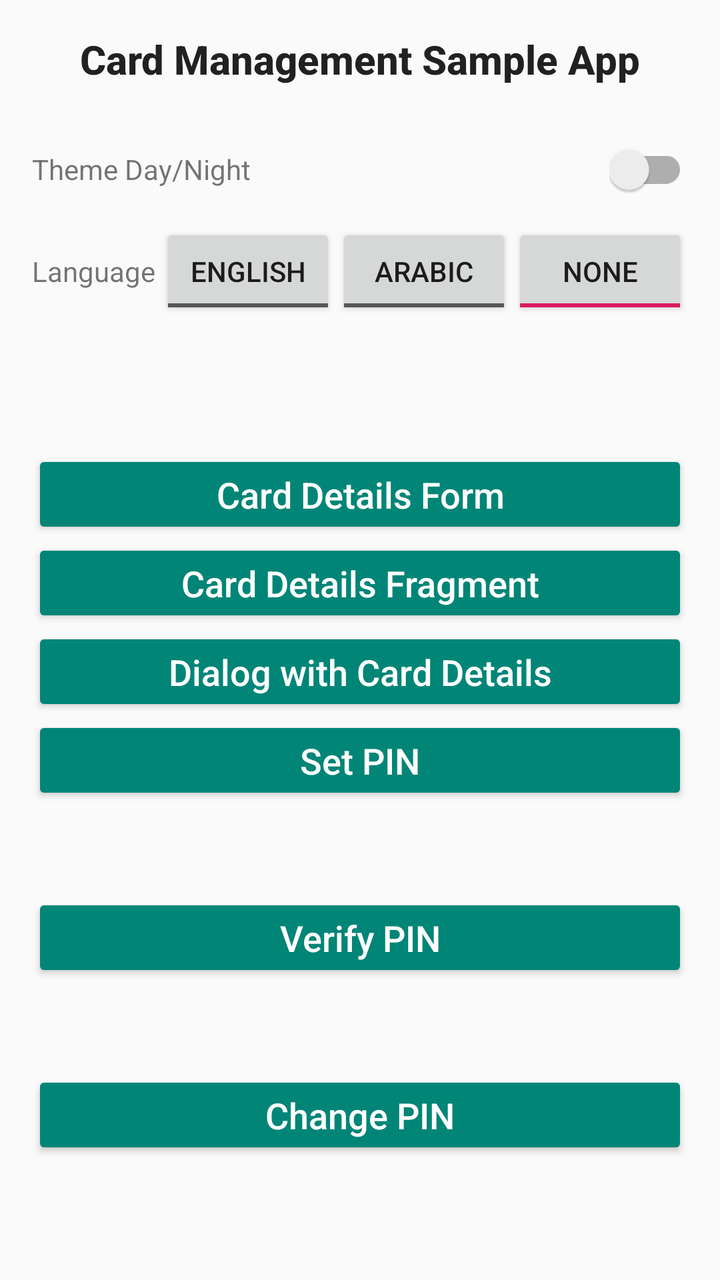
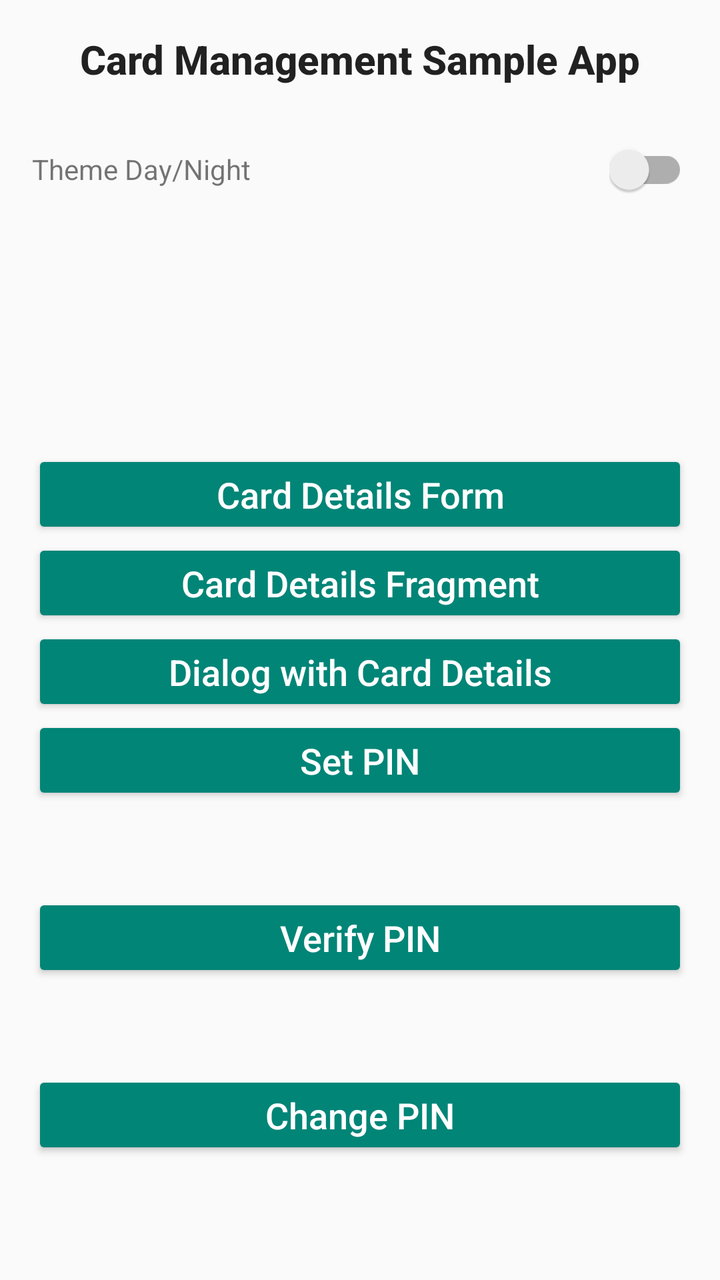

The first picture is an Android layout as it rendered before a commit; the second is the same layout after the commit. The layout source and the unified diff follow.
<!-- AndroidManifest.xml: application theme Theme.NICardManagementApp.DayNight -->
<!-- res/layout/activity_main.xml -->
<?xml version="1.0" encoding="utf-8"?>
<layout xmlns:android="http://schemas.android.com/apk/res/android"
    xmlns:app="http://schemas.android.com/apk/res-auto"
    xmlns:tools="http://schemas.android.com/tools">

    <data>
        <variable
            name="viewModel"
            type="ae.network.nicardmanagementsdk.sample.MainViewModel" />
    </data>

    <androidx.core.widget.NestedScrollView
        android:layout_width="match_parent"
        android:layout_height="match_parent"
        android:fillViewport="true">

        <androidx.constraintlayout.widget.ConstraintLayout
            android:layout_width="match_parent"
            android:layout_height="wrap_content"
            android:focusableInTouchMode="true"
            android:padding="16dp"
            tools:context="ae.network.nicardmanagementsdk.sample.MainActivity">

            <TextView
                android:id="@+id/titleTextView"
                android:layout_width="wrap_content"
                android:layout_height="wrap_content"
                android:text="@string/card_management_sample_app"
                android:textAppearance="@style/TextAppearance.AppCompat.Title"
                android:textStyle="bold"
                app:layout_constraintEnd_toEndOf="parent"
                app:layout_constraintHorizontal_bias="0.5"
                app:layout_constraintStart_toStartOf="parent"
                app:layout_constraintTop_toTopOf="parent" />

            <androidx.recyclerview.widget.RecyclerView
                android:id="@+id/recyclerView"
                android:layout_width="0dp"
                android:layout_height="wrap_content"
                android:layout_marginTop="16dp"
                app:layout_constraintEnd_toEndOf="parent"
                app:layout_constraintHorizontal_bias="0.5"
                app:layout_constraintStart_toStartOf="parent"
                app:layout_constraintTop_toBottomOf="@+id/titleTextView" />

            <Button
                android:id="@+id/cardDetailsButton"
                style="@style/Widget.App.SDKTaskButtons"
                android:layout_width="0dp"
                android:layout_height="wrap_content"
                android:text="@string/card_details"
                app:layout_constraintBottom_toTopOf="@+id/cardDetailsFragmentButton"
                app:layout_constraintEnd_toEndOf="@+id/cardDetailsFragmentButton"
                app:layout_constraintStart_toStartOf="@+id/cardDetailsFragmentButton"
                app:layout_constraintTop_toBottomOf="@+id/enToggleButton"
                app:layout_constraintVertical_bias="1.0"
                app:layout_constraintVertical_chainStyle="packed"
                tools:ignore="TextContrastCheck,TouchTargetSizeCheck" />

            <Button
                android:id="@+id/cardDetailsFragmentButton"
                style="@style/Widget.App.SDKTaskButtons"
                android:layout_width="0dp"
                android:layout_height="wrap_content"
                android:text="@string/card_details_fragment"
                app:layout_constraintBottom_toTopOf="@+id/cardDetailsDialogButton"
                app:layout_constraintEnd_toEndOf="@+id/setPinButton"
                app:layout_constraintStart_toStartOf="@+id/setPinButton"
                app:layout_constraintTop_toBottomOf="@+id/cardDetailsButton"
                tools:ignore="TextContrastCheck,TouchTargetSizeCheck" />

            <Button
                android:id="@+id/cardDetailsDialogButton"
                style="@style/Widget.App.SDKTaskButtons"
                android:layout_width="0dp"
                android:layout_height="wrap_content"
                android:text="@string/card_details_dialog"
                app:layout_constraintBottom_toTopOf="@+id/setPinButton"
                app:layout_constraintEnd_toEndOf="@+id/setPinButton"
                app:layout_constraintStart_toStartOf="@+id/setPinButton"
                app:layout_constraintTop_toBottomOf="@+id/cardDetailsFragmentButton"
                tools:ignore="TextContrastCheck,TouchTargetSizeCheck" />

            <Button
                android:id="@+id/setPinButton"
                style="@style/Widget.App.SDKTaskButtons"
                android:layout_width="0dp"
                android:layout_height="wrap_content"
                android:text="@string/set_pin"
                app:layout_constraintBottom_toTopOf="@+id/verifyPinButton"
                app:layout_constraintEnd_toEndOf="@+id/verifyPinButton"
                app:layout_constraintStart_toStartOf="@+id/verifyPinButton"
                app:layout_constraintTop_toBottomOf="@+id/cardDetailsFragmentButton"
                tools:ignore="TextContrastCheck,TouchTargetSizeCheck" />

            <Button
                android:id="@+id/verifyPinButton"
                style="@style/Widget.App.SDKTaskButtons"
                android:layout_width="0dp"
                android:layout_height="wrap_content"
                android:text="@string/verify_pin"
                app:layout_constraintBottom_toTopOf="@+id/changePinButton"
                app:layout_constraintEnd_toEndOf="@+id/changePinButton"
                app:layout_constraintStart_toStartOf="@+id/changePinButton"
                app:layout_constraintTop_toBottomOf="@+id/setPinButton"
                tools:ignore="TextContrastCheck,TouchTargetSizeCheck" />

            <Button
                android:id="@+id/changePinButton"
                style="@style/Widget.App.SDKTaskButtons"
                android:layout_width="0dp"
                android:layout_height="wrap_content"
                android:text="@string/change_pin"
                app:layout_constraintBottom_toBottomOf="parent"
                app:layout_constraintEnd_toEndOf="parent"
                app:layout_constraintHorizontal_bias="0.5"
                app:layout_constraintStart_toStartOf="parent"
                app:layout_constraintTop_toBottomOf="@+id/verifyPinButton"
                tools:ignore="TextContrastCheck,TouchTargetSizeCheck" />

            <TextView
                android:id="@+id/themeLabelTextView"
                android:layout_width="wrap_content"
                android:layout_height="wrap_content"
                android:layout_marginTop="16dp"
                android:text="@string/theme_day_night_mode"
                app:layout_constraintStart_toStartOf="@+id/recyclerView"
                app:layout_constraintTop_toBottomOf="@+id/recyclerView" />

            <TextView
                android:id="@+id/languageLabelTextView"
                android:layout_width="wrap_content"
                android:layout_height="wrap_content"
                android:layout_marginTop="32dp"
                android:text="@string/language"
                app:layout_constraintStart_toStartOf="@+id/themeLabelTextView"
                app:layout_constraintTop_toBottomOf="@+id/themeLabelTextView" />

            <androidx.appcompat.widget.SwitchCompat
                android:id="@+id/themeSwitch"
                android:layout_width="wrap_content"
                android:layout_height="wrap_content"
                android:minHeight="48dp"
                app:layout_constraintBottom_toBottomOf="@+id/themeLabelTextView"
                app:layout_constraintEnd_toEndOf="parent"
                app:layout_constraintHorizontal_bias="1.0"
                app:layout_constraintStart_toEndOf="@+id/themeLabelTextView"
                app:layout_constraintTop_toTopOf="@+id/themeLabelTextView" />

            <ToggleButton
                android:id="@+id/enToggleButton"
                android:layout_width="wrap_content"
                android:layout_height="wrap_content"
                android:text="@string/english"
                android:textOff="@string/english"
                android:textOn="@string/english"
                app:layout_constraintBottom_toBottomOf="@+id/languageLabelTextView"
                app:layout_constraintEnd_toStartOf="@+id/arToggleButton"
                app:layout_constraintHorizontal_bias="1.0"
                app:layout_constraintHorizontal_chainStyle="packed"
                app:layout_constraintStart_toEndOf="@+id/languageLabelTextView"
                app:layout_constraintTop_toTopOf="@+id/languageLabelTextView" />

            <ToggleButton
                android:id="@+id/arToggleButton"
                android:layout_width="wrap_content"
                android:layout_height="wrap_content"
                android:text="@string/arabic"
                android:textOff="@string/arabic"
                android:textOn="@string/arabic"
                app:layout_constraintBottom_toBottomOf="@+id/enToggleButton"
                app:layout_constraintEnd_toStartOf="@+id/noneToggleButton"
                app:layout_constraintHorizontal_bias="0.5"
                app:layout_constraintStart_toEndOf="@+id/enToggleButton"
                app:layout_constraintTop_toTopOf="@+id/enToggleButton" />

            <ToggleButton
                android:id="@+id/noneToggleButton"
                android:layout_width="wrap_content"
                android:layout_height="wrap_content"
                android:checked="true"
                android:text="@string/none"
                android:textOff="@string/none"
                android:textOn="@string/none"
                app:layout_constraintBottom_toBottomOf="@+id/arToggleButton"
                app:layout_constraintEnd_toEndOf="parent"
                app:layout_constraintHorizontal_bias="0.5"
                app:layout_constraintStart_toEndOf="@+id/arToggleButton"
                app:layout_constraintTop_toTopOf="@+id/arToggleButton"
                tools:ignore="TextContrastCheck" />

        </androidx.constraintlayout.widget.ConstraintLayout>

    </androidx.core.widget.NestedScrollView>
</layout>
<!-- resources referenced by this layout -->
<resources>
  <string name="arabic">Arabic</string>
  <string name="card_details">Card Details Form</string>
  <string name="card_details_dialog">Dialog with Card Details</string>
  
      // Main screen entries labels
  <string name="card_details_fragment">Card Details Fragment</string>
  <string name="card_management_sample_app">Card Management Sample App</string>
  
      // Main screen buttons values
  <string name="change_pin">Change PIN</string>
  <string name="english">English</string>
  <string name="language">Language</string>
  <string name="none">None</string>
  <string name="set_pin">Set PIN</string>
  <string name="theme_day_night_mode">Theme Day/Night</string>
  <string name="verify_pin">Verify PIN</string>
  <style name="Widget.App.SDKTaskButtons" parent="Widget.AppCompat.Button">
          <item name="android:textAppearance">@style/TextAppearance.App.SDKTaskButtons</item>
          <item name="android:backgroundTint">?attr/colorPrimary</item>
          <item name="android:textAllCaps">false</item>
          <item name="android:textSize">18sp</item>
          <item name="android:minHeight">0dp</item>
      </style>
  <style name="Theme.NICardManagementApp.DayNight">
          
          <item name="android:statusBarColor">@color/gray_850</item>
      </style>
  <style name="TextAppearance.App.SDKTaskButtons" parent="TextAppearance.AppCompat.Button">
          <item name="android:textSize">18sp</item>
          <item name="android:textColor">@color/white</item>
      </style>
  <color name="gray_850">#FF303030</color>
  <color name="white">#FFFFFFFF</color>
</resources>

<!-- the commit's change to res/layout/activity_main.xml (unified diff, before → after) -->
@@ -52,7 +52,7 @@
                 app:layout_constraintBottom_toTopOf="@+id/cardDetailsFragmentButton"
                 app:layout_constraintEnd_toEndOf="@+id/cardDetailsFragmentButton"
                 app:layout_constraintStart_toStartOf="@+id/cardDetailsFragmentButton"
-                app:layout_constraintTop_toBottomOf="@+id/enToggleButton"
+                app:layout_constraintTop_toBottomOf="@+id/themeSwitch"
                 app:layout_constraintVertical_bias="1.0"
                 app:layout_constraintVertical_chainStyle="packed"
                 tools:ignore="TextContrastCheck,TouchTargetSizeCheck" />
@@ -127,15 +127,6 @@
                 app:layout_constraintStart_toStartOf="@+id/recyclerView"
                 app:layout_constraintTop_toBottomOf="@+id/recyclerView" />
 
-            <TextView
-                android:id="@+id/languageLabelTextView"
-                android:layout_width="wrap_content"
-                android:layout_height="wrap_content"
-                android:layout_marginTop="32dp"
-                android:text="@string/language"
-                app:layout_constraintStart_toStartOf="@+id/themeLabelTextView"
-                app:layout_constraintTop_toBottomOf="@+id/themeLabelTextView" />
-
             <androidx.appcompat.widget.SwitchCompat
                 android:id="@+id/themeSwitch"
                 android:layout_width="wrap_content"
@@ -147,47 +138,7 @@
                 app:layout_constraintStart_toEndOf="@+id/themeLabelTextView"
                 app:layout_constraintTop_toTopOf="@+id/themeLabelTextView" />
 
-            <ToggleButton
-                android:id="@+id/enToggleButton"
-                android:layout_width="wrap_content"
-                android:layout_height="wrap_content"
-                android:text="@string/english"
-                android:textOff="@string/english"
-                android:textOn="@string/english"
-                app:layout_constraintBottom_toBottomOf="@+id/languageLabelTextView"
-                app:layout_constraintEnd_toStartOf="@+id/arToggleButton"
-                app:layout_constraintHorizontal_bias="1.0"
-                app:layout_constraintHorizontal_chainStyle="packed"
-                app:layout_constraintStart_toEndOf="@+id/languageLabelTextView"
-                app:layout_constraintTop_toTopOf="@+id/languageLabelTextView" />
 
-            <ToggleButton
-                android:id="@+id/arToggleButton"
-                android:layout_width="wrap_content"
-                android:layout_height="wrap_content"
-                android:text="@string/arabic"
-                android:textOff="@string/arabic"
-                android:textOn="@string/arabic"
-                app:layout_constraintBottom_toBottomOf="@+id/enToggleButton"
-                app:layout_constraintEnd_toStartOf="@+id/noneToggleButton"
-                app:layout_constraintHorizontal_bias="0.5"
-                app:layout_constraintStart_toEndOf="@+id/enToggleButton"
-                app:layout_constraintTop_toTopOf="@+id/enToggleButton" />
-
-            <ToggleButton
-                android:id="@+id/noneToggleButton"
-                android:layout_width="wrap_content"
-                android:layout_height="wrap_content"
-                android:checked="true"
-                android:text="@string/none"
-                android:textOff="@string/none"
-                android:textOn="@string/none"
-                app:layout_constraintBottom_toBottomOf="@+id/arToggleButton"
-                app:layout_constraintEnd_toEndOf="parent"
-                app:layout_constraintHorizontal_bias="0.5"
-                app:layout_constraintStart_toEndOf="@+id/arToggleButton"
-                app:layout_constraintTop_toTopOf="@+id/arToggleButton"
-                tools:ignore="TextContrastCheck" />
 
         </androidx.constraintlayout.widget.ConstraintLayout>
 
<!-- resource entries referenced after the edit -->
@@ -1,6 +1,5 @@
 <!-- resources referenced by this layout -->
 <resources>
-  <string name="arabic">Arabic</string>
   <string name="card_details">Card Details Form</string>
   <string name="card_details_dialog">Dialog with Card Details</string>
   
@@ -10,9 +9,6 @@
   
       // Main screen buttons values
   <string name="change_pin">Change PIN</string>
-  <string name="english">English</string>
-  <string name="language">Language</string>
-  <string name="none">None</string>
   <string name="set_pin">Set PIN</string>
   <string name="theme_day_night_mode">Theme Day/Night</string>
   <string name="verify_pin">Verify PIN</string>
